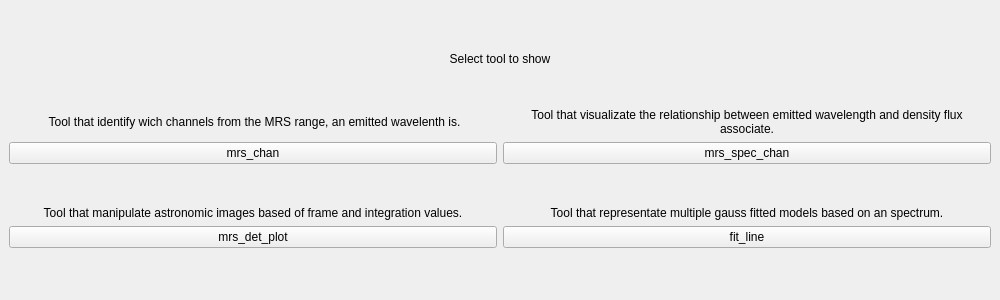
Qt form astrocabtools/all_tools/src/ui/all_tools.ui (AlejandroGorgues/AstroCabTools) before a commit.
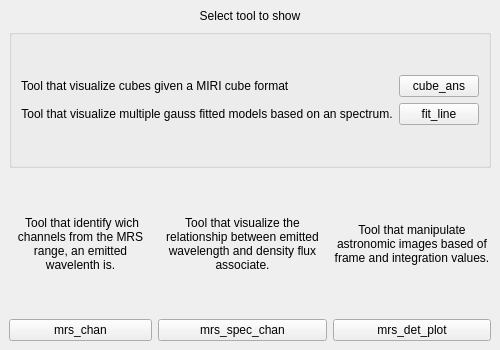
The same form after that commit.

```diff
--- a/astrocabtools/all_tools/src/ui/all_tools.ui
+++ b/astrocabtools/all_tools/src/ui/all_tools.ui
@@ -6,20 +6,14 @@
    <rect>
     <x>0</x>
     <y>0</y>
-    <width>1000</width>
-    <height>300</height>
+    <width>457</width>
+    <height>350</height>
    </rect>
   </property>
-  <property name="minimumSize">
-   <size>
-    <width>1000</width>
-    <height>300</height>
-   </size>
-  </property>
   <property name="maximumSize">
    <size>
     <width>2000</width>
-    <height>300</height>
+    <height>350</height>
    </size>
   </property>
   <property name="windowTitle">
@@ -41,10 +35,32 @@
       <property name="sizeConstraint">
        <enum>QLayout::SetDefaultConstraint</enum>
       </property>
-      <item row="1" column="0">
+      <item row="2" column="1">
+       <widget class="QLabel" name="label_3">
+        <property name="sizePolicy">
+         <sizepolicy hsizetype="Preferred" vsizetype="Minimum">
+          <horstretch>0</horstretch>
+          <verstretch>0</verstretch>
+         </sizepolicy>
+        </property>
+        <property name="text">
+         <string>Tool that visualize the relationship between emitted wavelength and density flux associate.</string>
+        </property>
+        <property name="scaledContents">
+         <bool>false</bool>
+        </property>
+        <property name="alignment">
+         <set>Qt::AlignCenter</set>
+        </property>
+        <property name="wordWrap">
+         <bool>true</bool>
+        </property>
+       </widget>
+      </item>
+      <item row="2" column="0">
        <widget class="QLabel" name="label_2">
         <property name="sizePolicy">
-         <sizepolicy hsizetype="Preferred" vsizetype="Fixed">
+         <sizepolicy hsizetype="Preferred" vsizetype="Minimum">
           <horstretch>0</horstretch>
           <verstretch>0</verstretch>
          </sizepolicy>
@@ -63,82 +79,31 @@
         </property>
        </widget>
       </item>
-      <item row="1" column="1">
-       <widget class="QLabel" name="label_3">
-        <property name="sizePolicy">
-         <sizepolicy hsizetype="Preferred" vsizetype="Fixed">
-          <horstretch>0</horstretch>
-          <verstretch>0</verstretch>
-         </sizepolicy>
-        </property>
-        <property name="text">
-         <string>Tool that visualizate the relationship between emitted wavelength and density flux associate.</string>
-        </property>
-        <property name="scaledContents">
-         <bool>false</bool>
-        </property>
-        <property name="alignment">
-         <set>Qt::AlignCenter</set>
-        </property>
-        <property name="wordWrap">
-         <bool>true</bool>
-        </property>
-       </widget>
-      </item>
       <item row="4" column="0">
-       <widget class="QPushButton" name="mrsDetPlotButton">
-        <property name="text">
-         <string>mrs_det_plot</string>
-        </property>
-       </widget>
-      </item>
-      <item row="4" column="1">
-       <widget class="QPushButton" name="fitLineButton">
-        <property name="text">
-         <string>fit_line</string>
-        </property>
-       </widget>
-      </item>
-      <item row="2" column="0">
        <widget class="QPushButton" name="mrsChanButton">
         <property name="text">
          <string>mrs_chan</string>
         </property>
        </widget>
       </item>
-      <item row="0" column="0" colspan="2">
-       <widget class="QLabel" name="label">
-        <property name="sizePolicy">
-         <sizepolicy hsizetype="Minimum" vsizetype="Fixed">
-          <horstretch>0</horstretch>
-          <verstretch>0</verstretch>
-         </sizepolicy>
-        </property>
-        <property name="minimumSize">
-         <size>
-          <width>0</width>
-          <height>50</height>
-         </size>
-        </property>
-        <property name="text">
-         <string>Select tool to show</string>
-        </property>
-        <property name="alignment">
-         <set>Qt::AlignHCenter|Qt::AlignTop</set>
-        </property>
-       </widget>
-      </item>
-      <item row="2" column="1">
+      <item row="4" column="1">
        <widget class="QPushButton" name="mrsSpecChanButton">
         <property name="text">
          <string>mrs_spec_chan</string>
         </property>
        </widget>
       </item>
-      <item row="3" column="0">
+      <item row="4" column="2">
+       <widget class="QPushButton" name="mrsDetPlotButton">
+        <property name="text">
+         <string>mrs_det_plot</string>
+        </property>
+       </widget>
+      </item>
+      <item row="2" column="2">
        <widget class="QLabel" name="label_4">
         <property name="sizePolicy">
-         <sizepolicy hsizetype="Preferred" vsizetype="Fixed">
+         <sizepolicy hsizetype="Preferred" vsizetype="Minimum">
           <horstretch>0</horstretch>
           <verstretch>0</verstretch>
          </sizepolicy>
@@ -153,36 +118,98 @@
          <string>Tool that manipulate astronomic images based of frame and integration values.</string>
         </property>
         <property name="alignment">
-         <set>Qt::AlignBottom|Qt::AlignHCenter</set>
+         <set>Qt::AlignCenter</set>
         </property>
         <property name="wordWrap">
          <bool>true</bool>
         </property>
        </widget>
       </item>
-      <item row="3" column="1">
-       <widget class="QLabel" name="label_5">
+      <item row="0" column="0" colspan="3">
+       <widget class="QLabel" name="label">
         <property name="sizePolicy">
-         <sizepolicy hsizetype="Preferred" vsizetype="Fixed">
+         <sizepolicy hsizetype="Minimum" vsizetype="Maximum">
           <horstretch>0</horstretch>
           <verstretch>0</verstretch>
          </sizepolicy>
         </property>
-        <property name="minimumSize">
-         <size>
-          <width>0</width>
-          <height>50</height>
-         </size>
-        </property>
         <property name="text">
-         <string>Tool that representate multiple gauss fitted models based on an spectrum.</string>
+         <string>Select tool to show</string>
         </property>
         <property name="alignment">
-         <set>Qt::AlignBottom|Qt::AlignHCenter</set>
+         <set>Qt::AlignHCenter|Qt::AlignTop</set>
         </property>
-        <property name="wordWrap">
-         <bool>true</bool>
+       </widget>
+      </item>
+      <item row="1" column="0" colspan="3">
+       <widget class="QGroupBox" name="groupBox">
+        <property name="title">
+         <string/>
         </property>
+        <layout class="QGridLayout" name="gridLayout_4">
+         <item row="0" column="0">
+          <layout class="QGridLayout" name="gridLayout_3">
+           <property name="sizeConstraint">
+            <enum>QLayout::SetMaximumSize</enum>
+           </property>
+           <property name="spacing">
+            <number>6</number>
+           </property>
+           <item row="1" column="0" alignment="Qt::AlignLeft|Qt::AlignVCenter">
+            <widget class="QLabel" name="label_5">
+             <property name="sizePolicy">
+              <sizepolicy hsizetype="Preferred" vsizetype="Preferred">
+               <horstretch>0</horstretch>
+               <verstretch>0</verstretch>
+              </sizepolicy>
+             </property>
+             <property name="text">
+              <string>Tool that visualize multiple gauss fitted models based on an spectrum.</string>
+             </property>
+             <property name="alignment">
+              <set>Qt::AlignBottom|Qt::AlignHCenter</set>
+             </property>
+             <property name="wordWrap">
+              <bool>false</bool>
+             </property>
+            </widget>
+           </item>
+           <item row="1" column="1">
+            <widget class="QPushButton" name="fitLineButton">
+             <property name="text">
+              <string>fit_line</string>
+             </property>
+            </widget>
+           </item>
+           <item row="0" column="0">
+            <widget class="QLabel" name="label_6">
+             <property name="sizePolicy">
+              <sizepolicy hsizetype="Preferred" vsizetype="Preferred">
+               <horstretch>0</horstretch>
+               <verstretch>0</verstretch>
+              </sizepolicy>
+             </property>
+             <property name="text">
+              <string>Tool that visualize cubes given a MIRI cube format</string>
+             </property>
+            </widget>
+           </item>
+           <item row="0" column="1">
+            <widget class="QPushButton" name="cubeAnsButton">
+             <property name="sizePolicy">
+              <sizepolicy hsizetype="Preferred" vsizetype="Fixed">
+               <horstretch>0</horstretch>
+               <verstretch>0</verstretch>
+              </sizepolicy>
+             </property>
+             <property name="text">
+              <string>cube_ans</string>
+             </property>
+            </widget>
+           </item>
+          </layout>
+         </item>
+        </layout>
        </widget>
       </item>
      </layout>
```
